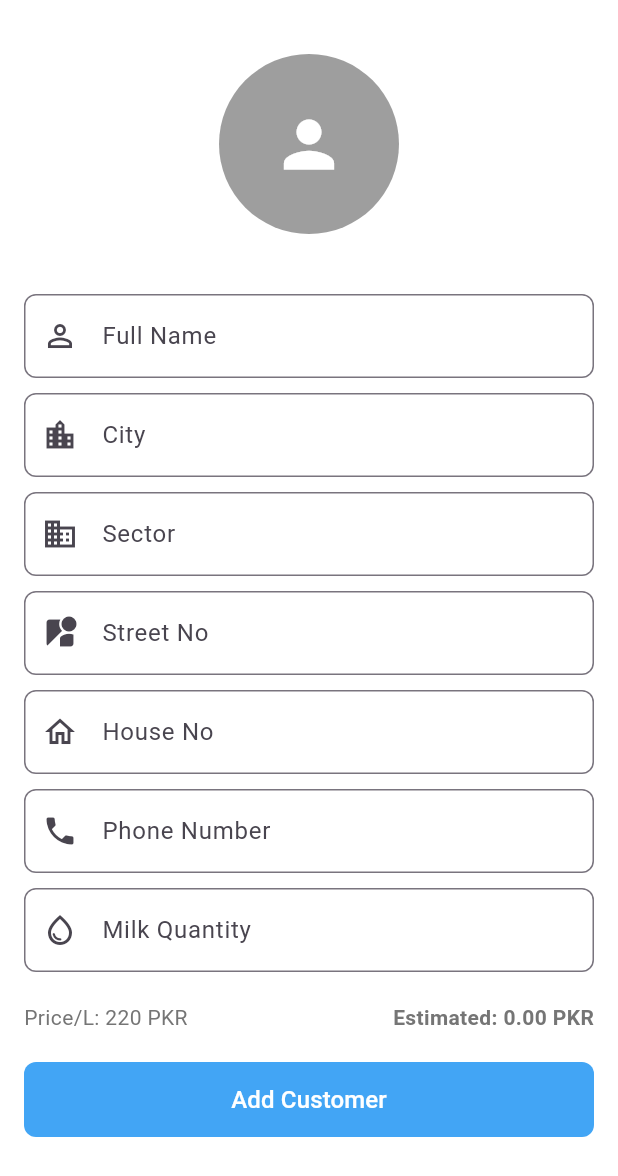
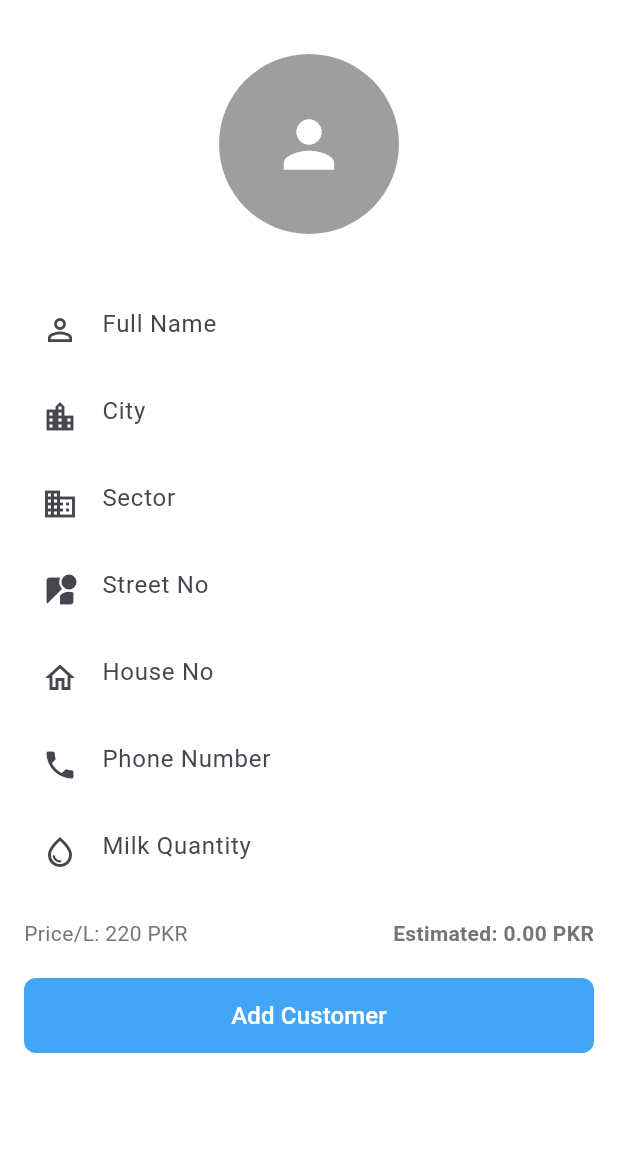
Before and after one commit to yasirzain15/kashmir_milk, a Flutter app: the CustomerRegistrationForm screen opened directly, on a phone screen of 412 x 824 dp. Shown: the top 1176 px of the screen. Run offline on Flutter 3.47's test engine with Material 3 defaults, Android fonts, the phone set to English and light mode, and no system bars; our stand-ins replace cloud_firestore, csv, file_picker, firebase_auth, firebase_core, fl_chart and 2 more; accounts and stored records are empty.

Commit message:
changes done

```diff
--- a/lib/add_customer.dart
+++ b/lib/add_customer.dart
@@ -1,3 +1,5 @@
+// ignore_for_file: use_build_context_synchronously
+
 import 'package:flutter/material.dart';
 import 'package:cloud_firestore/cloud_firestore.dart';
 
@@ -189,6 +191,8 @@ class _CustomerRegistrationFormState extends State<CustomerRegistrationForm> {
         controller: controller,
         keyboardType: isNumber ? TextInputType.number : TextInputType.text,
         decoration: InputDecoration(
+          enabledBorder: InputBorder.none,
+          focusedBorder: InputBorder.none,
           prefixIcon: Icon(icon),
           hintText: hint,
           border: OutlineInputBorder(
--- a/lib/dashboard.dart
+++ b/lib/dashboard.dart
@@ -244,7 +244,7 @@ class DashboardScreen extends StatelessWidget {
     return Container(
       height: 154,
       width: 327,
-      padding: const EdgeInsets.all(16),
+      padding: const EdgeInsets.symmetric(horizontal: 32),
       decoration: BoxDecoration(
         gradient: LinearGradient(
           colors: [Colors.blue[400]!, Colors.blue[300]!],
```
